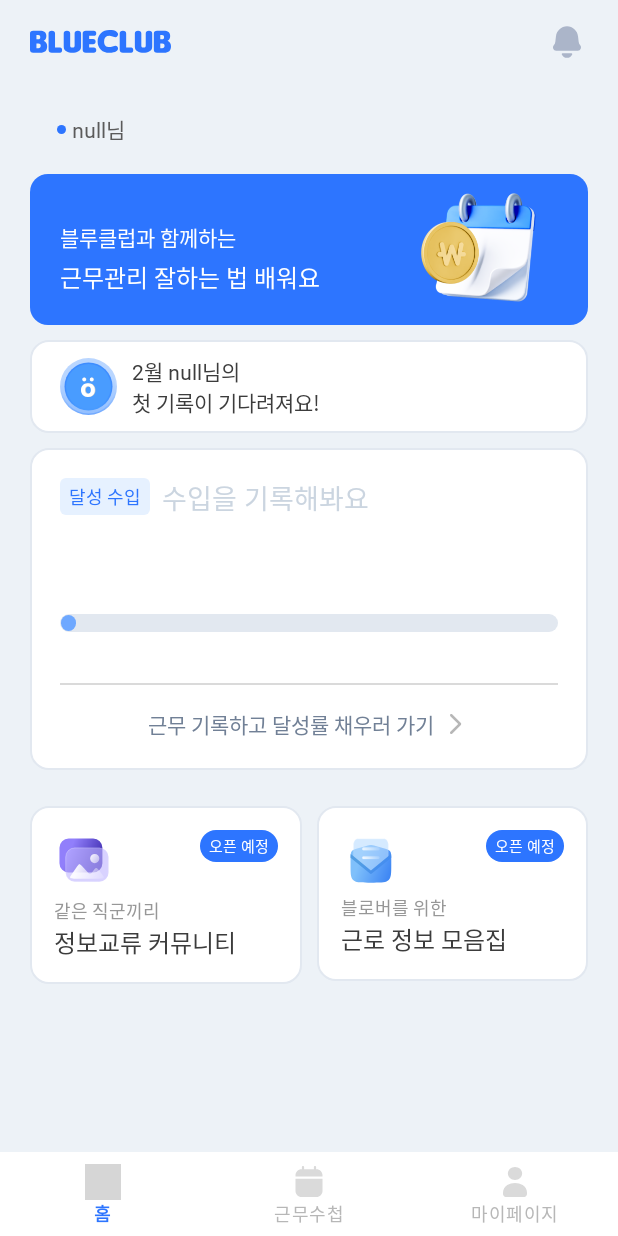
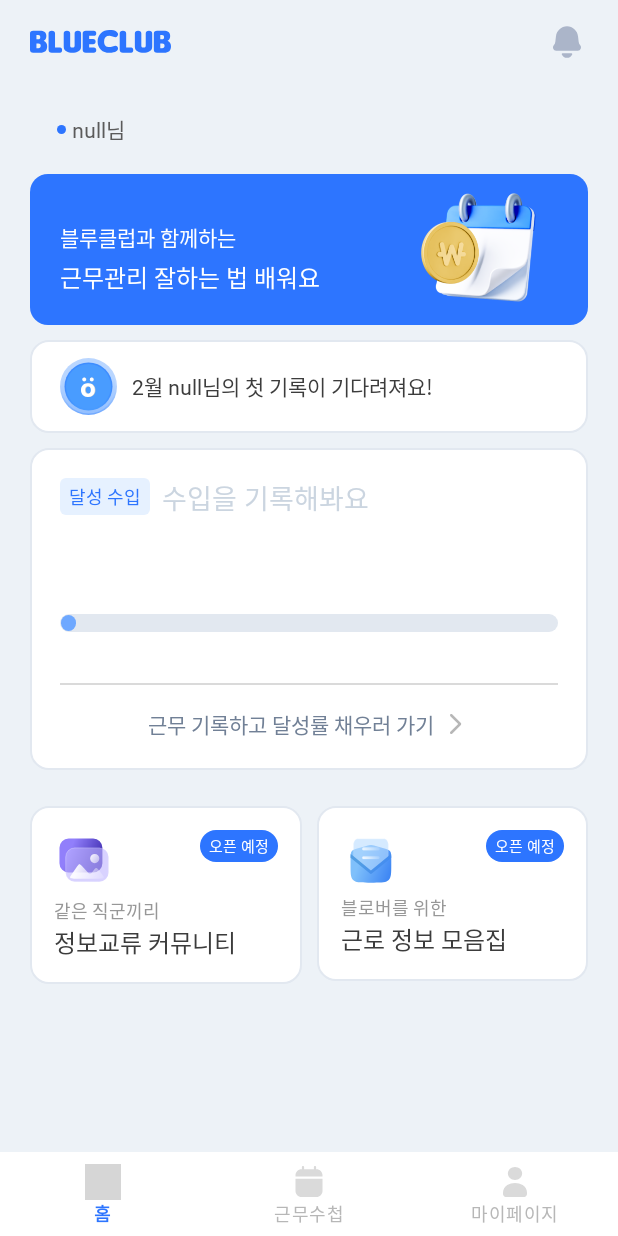
Before and after one commit to Central-MakeUs/BlueClub-AOS, an Android app: the HomeFragment screen opened directly, with no data from a screen before it, on a phone screen of 412 x 824 dp. Run offline under Robolectric (Android 15) with nearby library versions, the phone set to English and light mode, and no system bars; our stand-ins replace Dagger/Hilt's generated code, Timber, data binding, navigation-ui; network calls fail; 4 statements that could not run were skipped; grey boxes are pictures that could not be loaded.

Commit message:
[chore] 홈뷰 근무기록 메시지 수정

```diff
--- a/app/src/main/res/values/strings.xml
+++ b/app/src/main/res/values/strings.xml
@@ -102,7 +102,7 @@
     <string name="banner_title2">근무관리 잘하는 법 배워요</string>
 
     <string name="home_nickname">%s님</string>
-    <string name="banner_info">%d월 %s님의\n첫 기록이 기다려져요!</string>
+    <string name="banner_info">%d월 %s님의 첫 기록이 기다려져요!</string>
 
     <!-- work book -->
     <string name="workbook">근무수첩</string>
```
